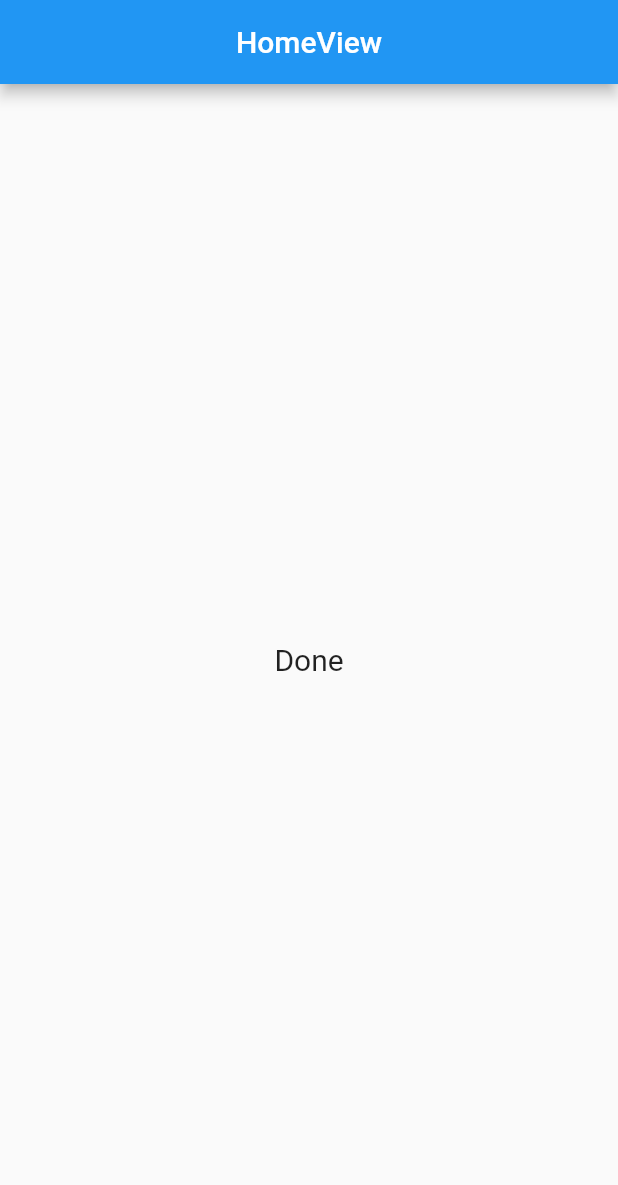
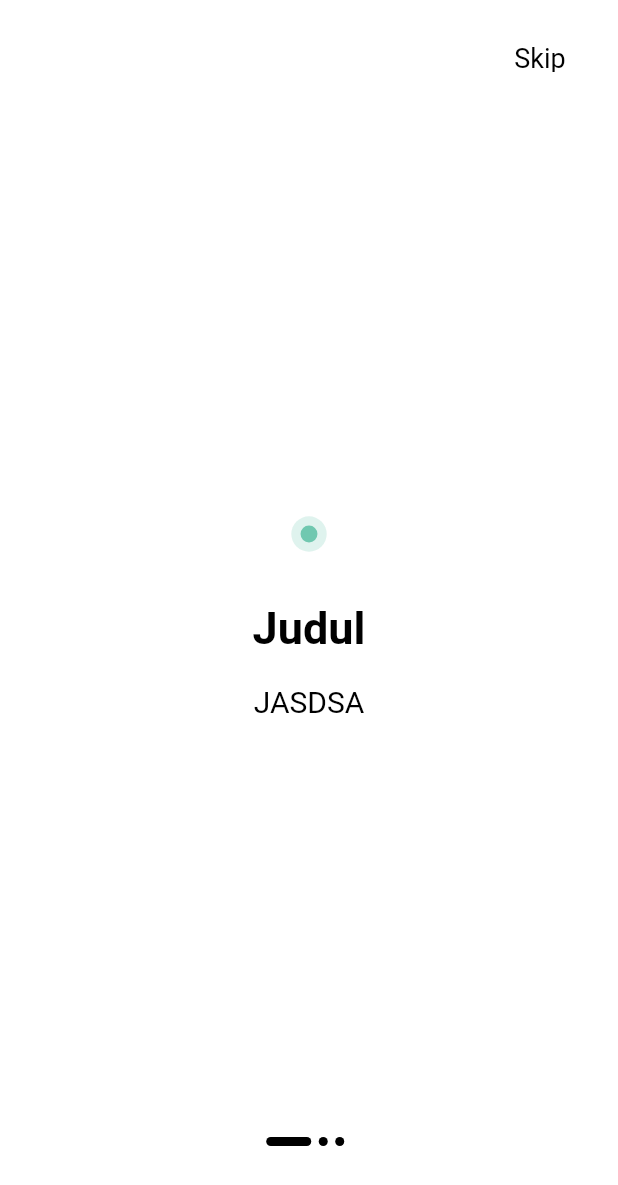
Before and after one commit to reowicaksono/simplechat, a Flutter app: the screen it shows after launch, on a phone screen of 412 x 824 dp. Shown: the top 1185 px of the screen. Run offline on Flutter 3.47's test engine with Material 2 defaults, Android fonts, the phone set to English and light mode, and no system bars; our stand-ins replace firebase_core, get, google_fonts, lottie; accounts and stored records are empty.

Commit message:
create introduction screen

```diff
--- /dev/null
+++ b/lib/app/data/utils/introduction_helper.dart
@@ -0,0 +1,160 @@
+import 'package:flutter/material.dart';
+import 'package:get/get.dart';
+import 'package:lottie/lottie.dart';
+import 'package:simplechat/app/routes/app_pages.dart';
+
+class IntroductionHelper extends StatefulWidget {
+  @override
+  _IntroductionHelperState createState() => _IntroductionHelperState();
+}
+
+class _IntroductionHelperState extends State<IntroductionHelper> {
+  late PageController _pageController;
+  int currentIndex = 0;
+
+  @override
+  void initState() {
+    _pageController = PageController(
+      initialPage: 0
+    );
+    super.initState();
+  }
+
+  @override
+  void dispose() {
+    _pageController.dispose();
+    super.dispose();
+  }
+
+  @override
+  Widget build(BuildContext context) {
+    return Scaffold(
+      backgroundColor: Colors.white,
+      appBar: AppBar(
+        elevation: 0,
+        backgroundColor: Colors.white,
+        actions: <Widget>[
+          Padding(
+            padding: EdgeInsets.only(right: 20, top: 20),
+            child: TextButton(
+              onPressed: (){
+                Get.offAllNamed(Routes.LOGIN);
+              },
+              child: Text('Skip', style: TextStyle(
+                color: Colors.black,
+                fontSize: 18,
+                fontWeight: FontWeight.w400
+              ),),
+            ),
+          )
+        ],
+      ),
+      body: Stack(
+        alignment: Alignment.bottomCenter,
+        children: <Widget>[
+          PageView(
+            onPageChanged: (int page) {
+              setState(() {
+                currentIndex = page;
+              });
+            },
+            controller: _pageController,
+            children: <Widget>[
+              makePage(
+                lottie: 'assets/lottie/message.json',
+                title: 'Judul',
+                content: 'JASDSA'
+              ),
+              makePage(
+                reverse: true,
+                lottie: 'assets/lottie/notif.json',
+                title: 'Judul',
+                content: 'JASDSA'
+              ),
+              makePage(
+                lottie: 'assets/lottie/cloud.json',
+                title: 'Judul',
+                content: 'JASDSA'
+              ),
+            ],
+          ),
+          Container(
+            margin: EdgeInsets.only(bottom: 60),
+            child: Row(
+              mainAxisAlignment: MainAxisAlignment.center,
+              children: _buildIndicator(),
+            ),
+          )
+        ],
+      ),
+    );
+  }
+
+  Widget makePage({lottie, title, content, reverse = false}) {
+    return Container(
+      padding: EdgeInsets.only(left: 50, right: 50, bottom: 60),
+      child: Column(
+        mainAxisAlignment: MainAxisAlignment.center,
+        children: <Widget>[
+          !reverse ?
+          Column(
+            children: <Widget>[
+              Padding(
+                padding: EdgeInsets.symmetric(horizontal: 20),
+                child: Lottie.asset(lottie),
+              ),
+              SizedBox(height: 30,),
+            ],
+          ) : SizedBox(),
+          Text(title, style: TextStyle(
+            color: Colors.black,
+            fontSize: 30,
+            fontWeight: FontWeight.bold
+          ),),
+          SizedBox(height: 20,),
+          Text(content, textAlign: TextAlign.center, style: TextStyle(
+            color: Colors.black,
+            fontSize: 20,
+            fontWeight: FontWeight.w400
+          ),),
+          reverse ?
+          Column(
+            children: <Widget>[
+              SizedBox(height: 30,),
+              Padding(
+                padding: EdgeInsets.symmetric(horizontal: 20),
+                child: Lottie.asset(lottie),
+              ),
+            ],
+          ) : SizedBox(),
+        ],
+      ),
+    );
+  }
+
+  Widget _indicator(bool isActive) {
+    return AnimatedContainer(
+      duration: Duration(milliseconds: 300),
+      height: 6,
+      width: isActive ? 30 : 6,
+      margin: EdgeInsets.only(right: 5),
+      decoration: BoxDecoration(
+        color: Colors.black,
+        borderRadius: BorderRadius.circular(5)
+      ),
+    );
+  }
+
+  List<Widget> _buildIndicator() {
+    List<Widget> indicators = [];
+    for (int i = 0; i<3; i++) {
+      if (currentIndex == i) {
+        indicators.add(_indicator(true));
+      } else {
+        indicators.add(_indicator(false));
+      }
+    }
+
+    return indicators;
+  }
+}
--- /dev/null
+++ b/lib/app/modules/introduction_screen/controllers/introduction_screen_controller.dart
@@ -0,0 +1,9 @@
+import 'package:get/get.dart';
+
+class IntroductionScreenController extends GetxController {
+ var currentPage = 0;
+  void changePage(int index) {
+    currentPage = index;
+    update();
+  }
+}
--- /dev/null
+++ b/lib/app/modules/introduction_screen/views/introduction_screen_view.dart
@@ -0,0 +1,16 @@
+import 'package:flutter/material.dart';
+import 'package:get/get.dart';
+import 'package:simplechat/app/data/utils/introduction_helper.dart';
+import '../controllers/introduction_screen_controller.dart';
+
+class IntroductionScreenView extends GetView<IntroductionScreenController> {
+
+
+  @override
+  Widget build(BuildContext context) {
+    return Scaffold(
+      backgroundColor: Color(0xffF1EBDA),
+      body: IntroductionHelper(),
+    );
+  }
+}
--- a/lib/app/routes/app_pages.dart
+++ b/lib/app/routes/app_pages.dart
@@ -1,7 +1,11 @@
 import 'package:get/get.dart';
 
+import '../modules/Login/bindings/login_binding.dart';
+import '../modules/Login/views/login_view.dart';
 import '../modules/home/bindings/home_binding.dart';
 import '../modules/home/views/home_view.dart';
+import '../modules/introduction_screen/bindings/introduction_screen_binding.dart';
+import '../modules/introduction_screen/views/introduction_screen_view.dart';
 
 part 'app_routes.dart';
 
@@ -16,6 +20,15 @@ class AppPages {
       page: () => HomeView(),
       binding: HomeBinding(),
     ),
-
+    GetPage(
+      name: _Paths.INTRODUCTION_SCREEN,
+      page: () => IntroductionScreenView(),
+      binding: IntroductionScreenBinding(),
+    ),
+    GetPage(
+      name: _Paths.LOGIN,
+      page: () => LoginView(),
+      binding: LoginBinding(),
+    ),
   ];
 }
--- a/lib/app/routes/app_routes.dart
+++ b/lib/app/routes/app_routes.dart
@@ -5,10 +5,14 @@ abstract class Routes {
   Routes._();
   static const HOME = _Paths.HOME;
   static const HOMEPAGE = _Paths.HOMEPAGE;
+  static const INTRODUCTION_SCREEN = _Paths.INTRODUCTION_SCREEN;
+  static const LOGIN = _Paths.LOGIN;
 }
 
 abstract class _Paths {
   _Paths._();
   static const HOME = '/home';
   static const HOMEPAGE = '/homepage';
+  static const INTRODUCTION_SCREEN = '/introduction-screen';
+  static const LOGIN = '/login';
 }
--- a/lib/main.dart
+++ b/lib/main.dart
@@ -31,7 +31,7 @@ class MyApp extends StatelessWidget {
                     return GetMaterialApp(
                       debugShowCheckedModeBanner: false,
                       title: "Application",
-                      initialRoute: AppPages.INITIAL,
+                      initialRoute: Routes.INTRODUCTION_SCREEN,
                       getPages: AppPages.routes,
                     );
                   }
--- a/pubspec.yaml
+++ b/pubspec.yaml
@@ -11,6 +11,8 @@ dependencies:
   firebase_core: 1.13.1
   google_sign_in: 5.2.4
   lottie: 1.2.2
+  google_fonts: 2.3.1
+  animate_do: 2.1.0
   flutter:
     sdk: flutter
 
```
Also changed, not shown: lib/app/data/utils/theme.dart (added, +25 -0 lines), lib/app/modules/Login/bindings/login_binding.dart (added, +12 -0 lines), lib/app/modules/Login/controllers/login_controller.dart (added, +20 -0 lines), lib/app/modules/Login/views/login_view.dart (added, +23 -0 lines), lib/app/modules/introduction_screen/bindings/introduction_screen_binding.dart (added, +12 -0 lines), pubspec.lock.
